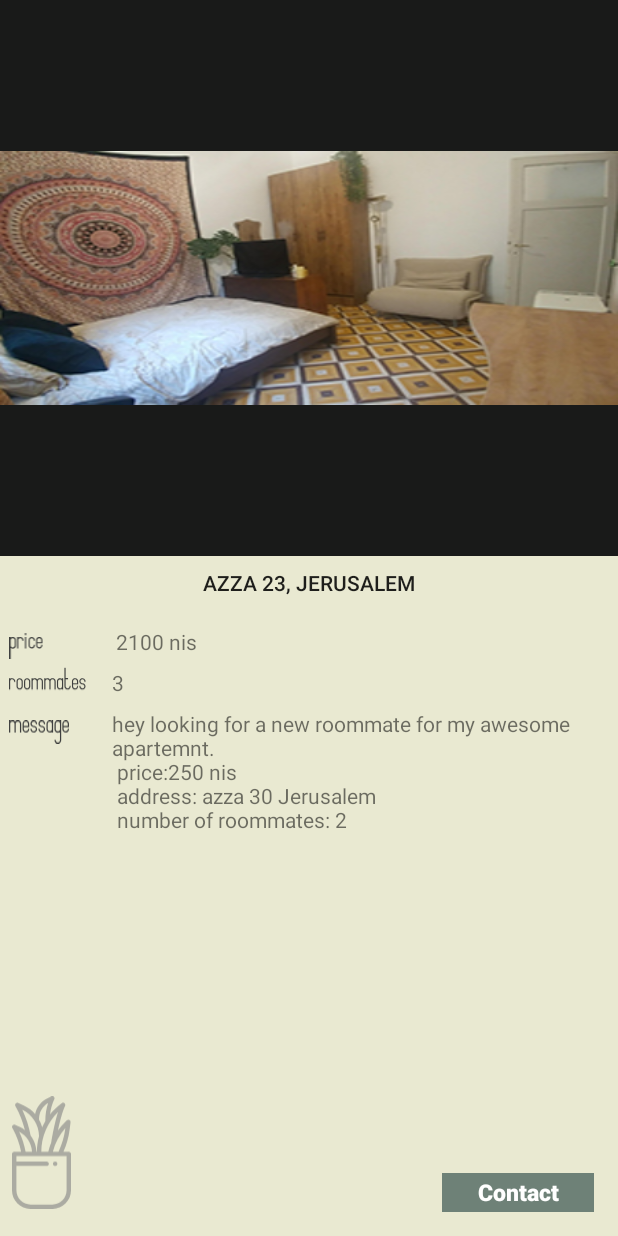
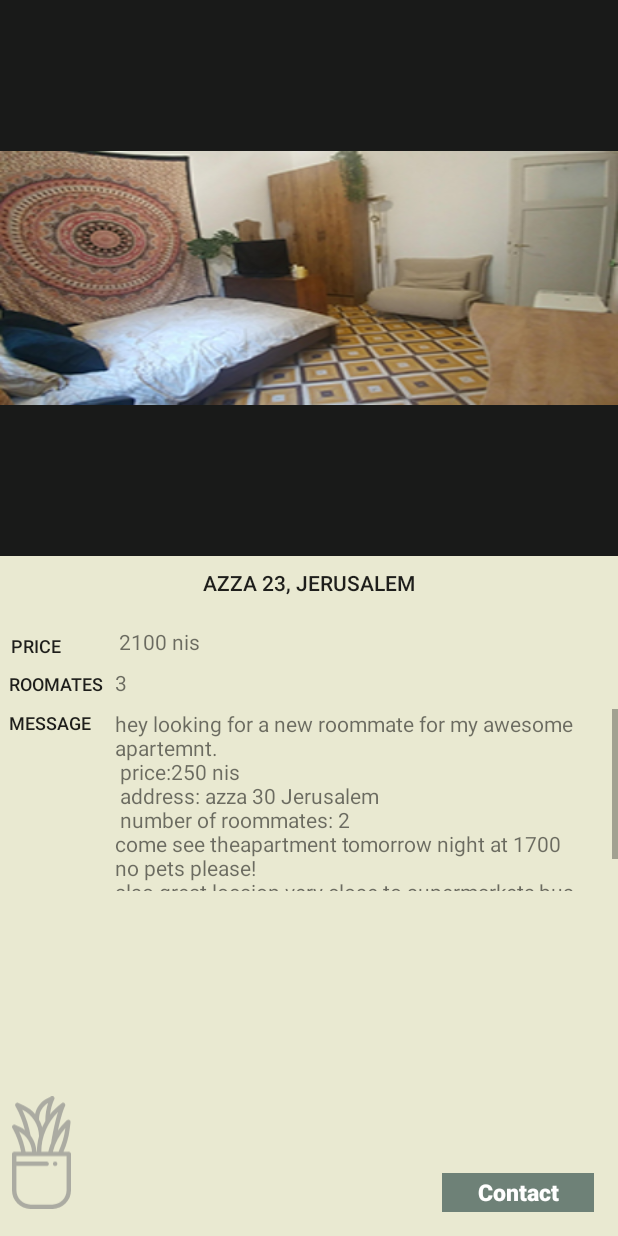
Before and after one commit to omerjacobi/flatfinder, an Android app: the flat_info screen opened directly, with no data from a screen before it, on a phone screen of 412 x 824 dp. Run offline under Robolectric (Android 15) with nearby library versions, the phone set to English and light mode, and no system bars; libraries missing offline, so code that uses them is left out: com.facebook, com.facebook.login; Roboto replaces fonts that are not available here; 2 statements that could not run were skipped.

Commit message:
changec text

```diff
--- a/app/src/main/java/com/huji/cse/flatfinder/MainActivity.java
+++ b/app/src/main/java/com/huji/cse/flatfinder/MainActivity.java
@@ -76,7 +76,7 @@ public class MainActivity extends AppCompatActivity {
                 });
         request.setGraphPath(getString(R.string.path_of_facebook_group_with_filters));
         request.executeAsync();
-        Intent intent = new Intent(this, MapsActivity.class);
+        Intent intent = new Intent(this, flat_info.class);
         startActivity(intent);
     }
 
--- a/app/src/main/java/com/huji/cse/flatfinder/flat_info.java
+++ b/app/src/main/java/com/huji/cse/flatfinder/flat_info.java
@@ -77,10 +77,12 @@ public class flat_info extends Activity {
         //post message
         TextView apartment_post = findViewById(R.id.apartment_post);
         apartment_post.setText("hey looking for a new roommate for my awesome apartemnt." +
-                " \n price:250 nis\n address: azza 30 Jerusalem\n number of roommates: 2");
+                "\n price:250 nis\n address: azza 30 Jerusalem\n number of roommates: 2\ncome see the" +
+                "apartment tomorrow night at 1700\nno pets please!\nalso great locaion very " +
+                "close to supermarkets,bus stations etc...");
 
         //contact button
-        TextView ContactFacebook = findViewById(R.id.ContactFacebook);
+        TextView ContactFacebook = findViewById(R.id.facebook_contact);
 
     }
 
--- a/app/src/main/res/layout/activity_flat_info.xml
+++ b/app/src/main/res/layout/activity_flat_info.xml
@@ -90,13 +90,7 @@
             app:layout_constraintHorizontal_bias="0.0"
             app:layout_constraintStart_toStartOf="@+id/text_split"
             app:layout_constraintTop_toBottomOf="@+id/apartment_price" />
-        <!--android:layout_width="235dp"-->
-        <!--android:layout_height="26dp"-->
-        <!--android:layout_marginStart="14dp"-->
-        <!--android:layout_marginTop="12dp"-->
-        <!--android:layout_marginEnd="8dp"-->
-        <!--app:layout_constraintEnd_toEndOf="parent"-->
-        <!--app:layout_constraintHorizontal_bias="1.0"-->
+
 
 
         <ScrollView
@@ -134,41 +128,49 @@
             android:layout_width="wrap_content"
             android:layout_height="wrap_content"
             android:orientation="vertical"
-            app:layout_constraintGuide_begin="75dp" />
+            app:layout_constraintGuide_begin="77dp" />
 
-        <ImageView
+        <TextView
             android:id="@+id/price_tag"
-            android:layout_width="23dp"
+            android:layout_width="42dp"
             android:layout_height="17dp"
-            android:layout_marginStart="4dp"
+            android:layout_marginStart="6dp"
             android:layout_marginTop="4dp"
             android:layout_marginEnd="8dp"
-            android:src="@drawable/ic_pricetag"
+            android:text="price"
+            android:textAppearance="@style/TextAppearance.AppCompat.Button"
+            android:textSize="12sp"
             app:layout_constraintEnd_toStartOf="@+id/text_split"
             app:layout_constraintHorizontal_bias="0.055"
             app:layout_constraintStart_toStartOf="parent"
             app:layout_constraintTop_toTopOf="@+id/apartment_price" />
 
-        <ImageView
+        <TextView
             android:id="@+id/roommate_tag"
-            android:layout_width="52dp"
-            android:layout_height="26dp"
+            android:layout_width="65dp"
+            android:layout_height="20dp"
             android:layout_marginStart="6dp"
-            android:layout_marginEnd="8dp"
-            android:src="@drawable/ic_roommatetag"
+            android:layout_marginTop="8dp"
+            android:text="roomates"
+            android:textAlignment="textStart"
+            android:textAllCaps="true"
+            android:textAppearance="@style/TextAppearance.AppCompat.Button"
+            android:textSize="12sp"
             app:layout_constraintEnd_toStartOf="@+id/text_split"
             app:layout_constraintHorizontal_bias="0.0"
             app:layout_constraintStart_toStartOf="parent"
             app:layout_constraintTop_toBottomOf="@+id/price_tag" />
 
-        <ImageView
+        <TextView
             android:id="@+id/message_tag"
-            android:layout_width="40dp"
+            android:layout_width="56dp"
             android:layout_height="21dp"
             android:layout_marginStart="6dp"
-            android:layout_marginTop="12dp"
+            android:layout_marginTop="6dp"
             android:layout_marginEnd="8dp"
-            android:src="@drawable/ic_messagetag"
+            android:text="message"
+            android:textAppearance="@style/TextAppearance.AppCompat.Button"
+            android:textSize="12sp"
             app:layout_constraintEnd_toStartOf="@+id/text_split"
             app:layout_constraintHorizontal_bias="0.0"
             app:layout_constraintStart_toStartOf="parent"
```
